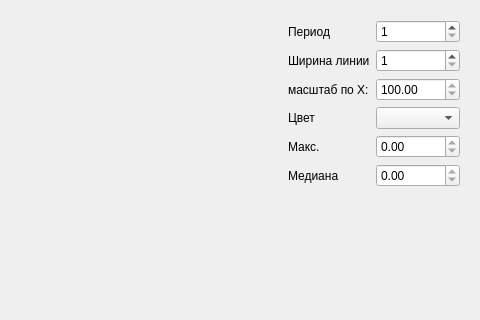
Before: the Qt Designer form LanClient/widget.ui in DAVYDAV89/udpProject, drawn with Qt 5; both pictures show x 451 to 931 and y 0 to 320 of the 931 by 540 pixel window.
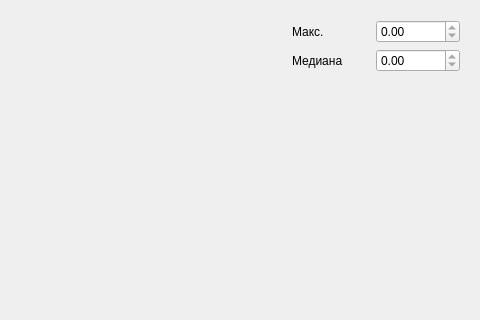
After: the same form once the commit is applied. Custom widgets are drawn as their Qt base class.

The edit to the form file:
```diff
--- a/LanClient/widget.ui
+++ b/LanClient/widget.ui
@@ -41,91 +41,41 @@
       </item>
       <item>
        <layout class="QGridLayout" name="gridLayout">
-        <item row="0" column="0">
-         <widget class="QLabel" name="label">
-          <property name="text">
-           <string>Период</string>
-          </property>
-         </widget>
-        </item>
         <item row="0" column="1">
-         <widget class="QSpinBox" name="spinBox">
-          <property name="minimum">
-           <number>1</number>
-          </property>
-         </widget>
-        </item>
-        <item row="1" column="0">
-         <widget class="QLabel" name="label_6">
-          <property name="text">
-           <string>Ширина линии</string>
-          </property>
-         </widget>
-        </item>
-        <item row="1" column="1">
-         <widget class="QSpinBox" name="width">
-          <property name="minimum">
-           <number>1</number>
-          </property>
-          <property name="maximum">
-           <number>20</number>
-          </property>
-          <property name="singleStep">
-           <number>1</number>
-          </property>
-          <property name="value">
-           <number>1</number>
-          </property>
-         </widget>
-        </item>
-        <item row="2" column="0">
-         <widget class="QLabel" name="label_4">
-          <property name="text">
-           <string>масштаб по X:</string>
-          </property>
-         </widget>
-        </item>
-        <item row="2" column="1">
-         <widget class="QDoubleSpinBox" name="xUpDown">
+         <widget class="QDoubleSpinBox" name="maxValue">
           <property name="readOnly">
            <bool>true</bool>
           </property>
-          <property name="minimum">
-           <double>0.010000000000000</double>
-          </property>
           <property name="maximum">
-           <double>9999.989999999999782</double>
+           <double>9999999999999.000000000000000</double>
           </property>
-          <property name="singleStep">
-           <double>0.100000000000000</double>
-          </property>
-          <property name="value">
-           <double>100.000000000000000</double>
-          </property>
          </widget>
         </item>
-        <item row="3" column="0">
-         <widget class="QLabel" name="label_2">
-          <property name="text">
-           <string>Цвет</string>
-          </property>
-         </widget>
-        </item>
-        <item row="4" column="0">
+        <item row="0" column="0">
          <widget class="QLabel" name="label_3">
           <property name="text">
            <string>Макс.</string>
           </property>
          </widget>
         </item>
-        <item row="5" column="0">
+        <item row="1" column="1">
+         <widget class="QDoubleSpinBox" name="mediana">
+          <property name="readOnly">
+           <bool>true</bool>
+          </property>
+          <property name="maximum">
+           <double>99999999999.000000000000000</double>
+          </property>
+         </widget>
+        </item>
+        <item row="1" column="0">
          <widget class="QLabel" name="label_5">
           <property name="text">
            <string>Медиана</string>
           </property>
          </widget>
         </item>
-        <item row="6" column="0" colspan="2">
+        <item row="2" column="0" colspan="2">
          <spacer name="verticalSpacer">
           <property name="orientation">
            <enum>Qt::Vertical</enum>
@@ -138,29 +88,6 @@
           </property>
          </spacer>
         </item>
-        <item row="3" column="1">
-         <widget class="QComboBox" name="color"/>
-        </item>
-        <item row="4" column="1">
-         <widget class="QDoubleSpinBox" name="maxValue">
-          <property name="readOnly">
-           <bool>true</bool>
-          </property>
-          <property name="maximum">
-           <double>9999999999999.000000000000000</double>
-          </property>
-         </widget>
-        </item>
-        <item row="5" column="1">
-         <widget class="QDoubleSpinBox" name="mediana">
-          <property name="readOnly">
-           <bool>true</bool>
-          </property>
-          <property name="maximum">
-           <double>99999999999.000000000000000</double>
-          </property>
-         </widget>
-        </item>
        </layout>
       </item>
      </layout>
```
